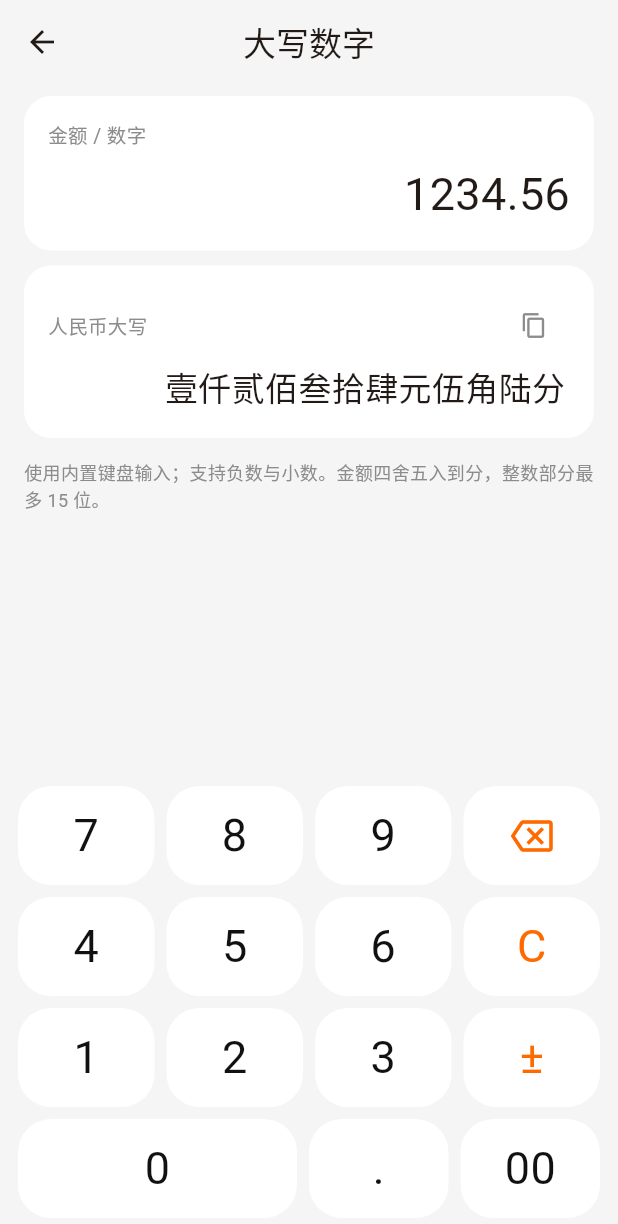
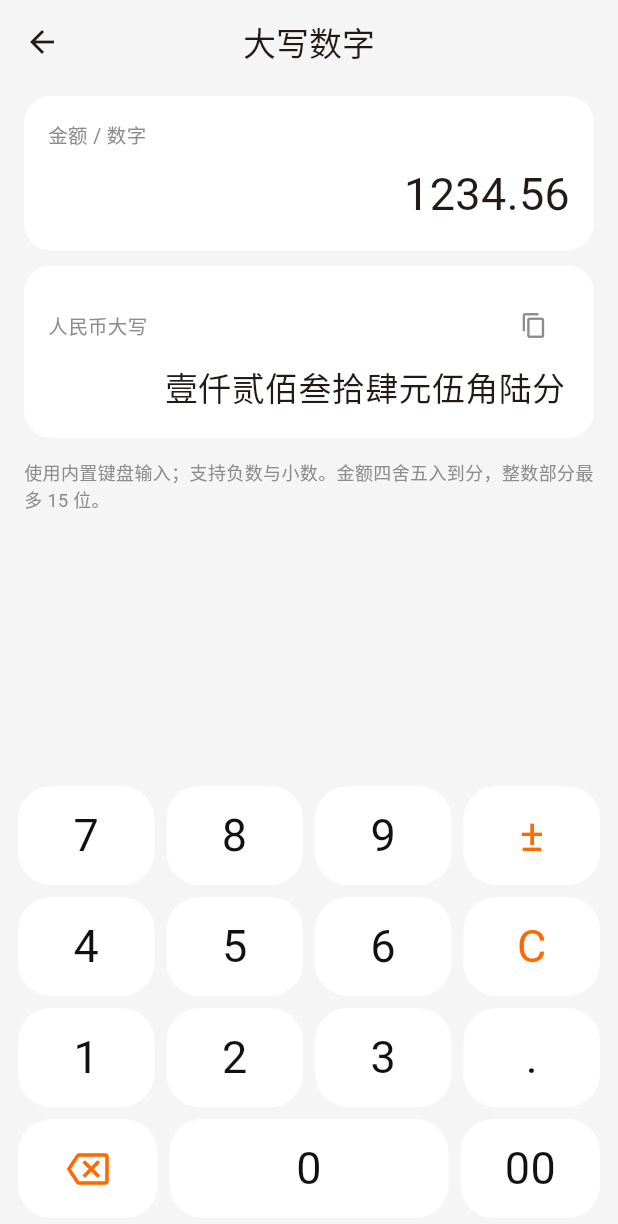
Before and after one commit to fnthinklevi/FnthinkCalculator, a Flutter app: the screen it shows after launch, after a tap on "换算", after a tap on "多功能", after a tap on "大写数字", on a phone screen of 412 x 824 dp. Shown: the top 1224 px of the screen. Run offline on Flutter 3.47's test engine with Material 3 defaults, Android fonts, the phone set to English and light mode, and no system bars; our stand-ins replace shared_preferences.

Commit message:
feat: 内置键盘左下角增加撤回键
- 主计算器撤回移到左下角，科学计算切换移到顶行
- 通用数字键盘重排，撤回键位于左下角
- 时分秒键盘左下角新增撤回键，0 键改为跨 3 列
- 121 项测试通过；release 主键盘实测 32+25→32+2→32+

```diff
--- a/lib/features/calculator/widgets/calc_keypad.dart
+++ b/lib/features/calculator/widgets/calc_keypad.dart
@@ -76,11 +76,11 @@ class CalcKeypad extends StatelessWidget {
                   onLongPress: onClearLongPress,
                 ),
                 key(
-                  id: 'key-backspace',
-                  semanticLabel: '退格',
-                  icon: Icons.backspace_outlined,
+                  id: 'key-scientific',
+                  semanticLabel: '科学计算',
+                  icon: Icons.functions,
                   isOperator: true,
-                  onPressed: controller.backspace,
+                  onPressed: controller.toggleScientific,
                 ),
                 key(
                   id: 'key-percent',
@@ -184,11 +184,11 @@ class CalcKeypad extends StatelessWidget {
               const SizedBox(height: CalcSpacing.keyGap),
               _row([
                 key(
-                  id: 'key-scientific',
-                  semanticLabel: '科学计算',
-                  icon: Icons.functions,
+                  id: 'key-backspace',
+                  semanticLabel: '撤回',
+                  icon: Icons.backspace_outlined,
                   isOperator: true,
-                  onPressed: controller.toggleScientific,
+                  onPressed: controller.backspace,
                 ),
                 key(
                   id: 'key-0',
--- a/lib/widgets/numeric_keypad.dart
+++ b/lib/widgets/numeric_keypad.dart
@@ -145,12 +145,12 @@ class NumericKeypad extends StatelessWidget {
                 onTap: () => press('9'),
               ),
               key(
-                id: 'numeric-key-backspace',
-                label: '',
-                semantic: '退格',
-                icon: Icons.backspace_outlined,
+                id: 'numeric-key-sign',
+                label: '±',
+                semantic: '正负号',
                 operator: true,
-                onTap: () => press('backspace'),
+                enabled: allowNegative,
+                onTap: () => press('sign'),
               ),
             ]),
             const SizedBox(height: CalcSpacing.keyGap),
@@ -202,12 +202,11 @@ class NumericKeypad extends StatelessWidget {
                 onTap: () => press('3'),
               ),
               key(
-                id: 'numeric-key-sign',
-                label: '±',
-                semantic: '正负号',
-                operator: true,
-                enabled: allowNegative,
-                onTap: () => press('sign'),
+                id: 'numeric-key-dot',
+                label: '.',
+                semantic: '小数点',
+                enabled: allowDecimal,
+                onTap: () => press('.'),
               ),
             ]),
             const SizedBox(height: CalcSpacing.keyGap),
@@ -215,22 +214,23 @@ class NumericKeypad extends StatelessWidget {
               child: Row(
                 children: [
                   Expanded(
+                    child: key(
+                      id: 'numeric-key-undo',
+                      label: '',
+                      semantic: '撤回',
+                      icon: Icons.backspace_outlined,
+                      operator: true,
+                      onTap: () => press('backspace'),
+                    ),
+                  ),
+                  const SizedBox(width: CalcSpacing.keyGap),
+                  Expanded(
                     flex: 2,
                     child: key(
                       id: 'numeric-key-0',
                       label: '0',
                       semantic: '0',
                       onTap: () => press('0'),
-                    ),
-                  ),
-                  const SizedBox(width: CalcSpacing.keyGap),
-                  Expanded(
-                    child: key(
-                      id: 'numeric-key-dot',
-                      label: '.',
-                      semantic: '小数点',
-                      enabled: allowDecimal,
-                      onTap: () => press('.'),
                     ),
                   ),
                   const SizedBox(width: CalcSpacing.keyGap),
```
Also changed, not shown: lib/features/multifunction/time/duration_view.dart (+24 -7 lines), 6 other files.
